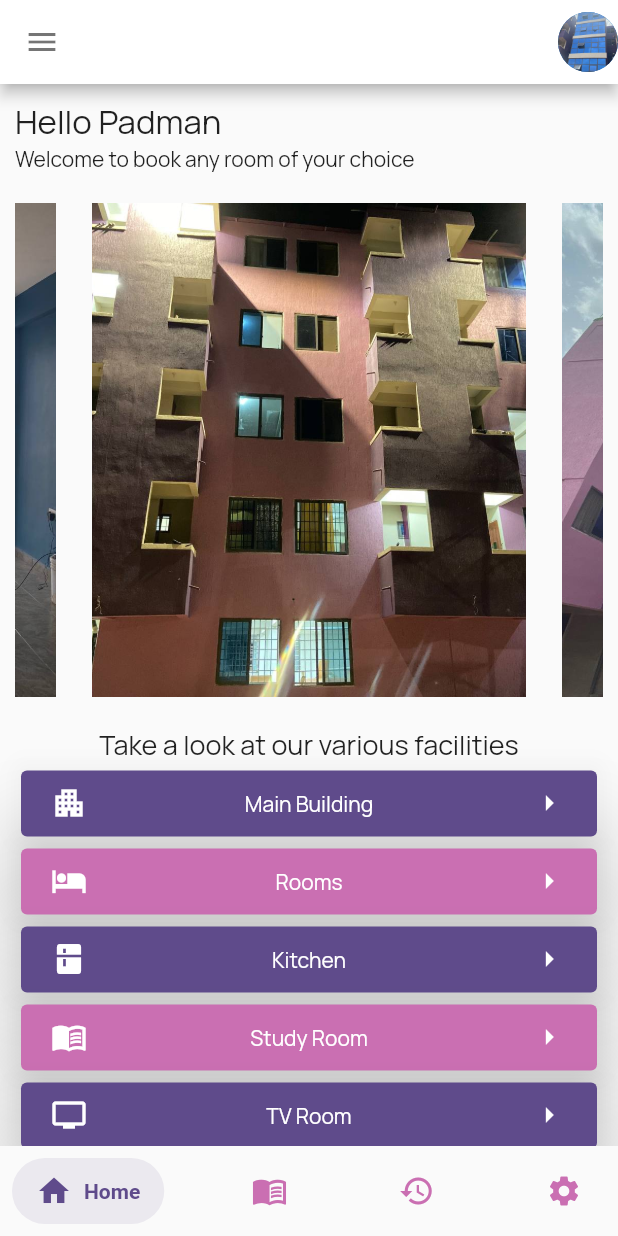
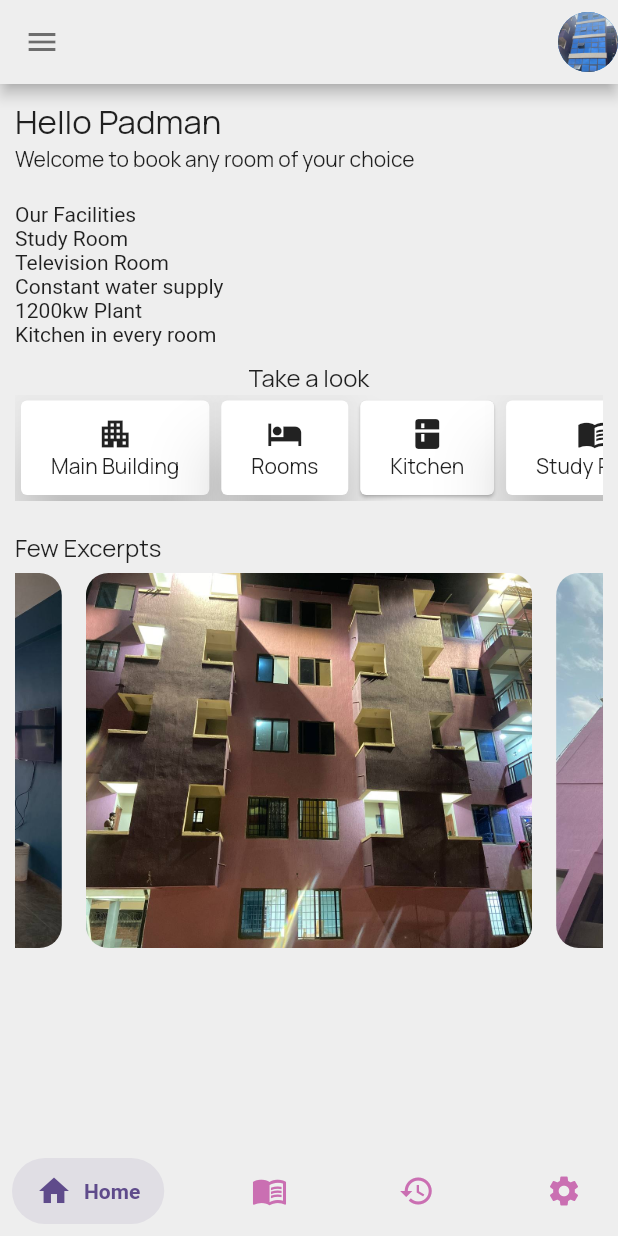
Before and after one commit to padman-1/fortune-royal-hostel-booking-app, a Flutter app: the HomePage screen opened directly, on a phone screen of 412 x 824 dp. Run offline on Flutter 3.47's test engine with Material 2 defaults, Android fonts, the phone set to English and light mode, and no system bars; drawn by our look-alikes of carousel_slider, salomon_bottom_bar; our stand-ins replace google_fonts.

Commit message:
home tab and home page modified

```diff
--- a/lib/pages/home/home_page.dart
+++ b/lib/pages/home/home_page.dart
@@ -26,12 +26,13 @@ class _HomePageState extends State<HomePage> {
   @override
   Widget build(BuildContext context) {
     return Scaffold(
+      backgroundColor: Colors.grey[200],
       appBar: AppBar(
         leading: const Icon(
           Icons.menu,
           color: Colors.black54,
         ),
-        backgroundColor: Colors.white,
+        backgroundColor: Colors.grey[200],
         actions: const [
           CircleAvatar(
             backgroundImage: AssetImage(
--- a/lib/pages/home/tabs/home_tab.dart
+++ b/lib/pages/home/tabs/home_tab.dart
@@ -28,202 +28,231 @@ class _HomeTabState extends State<HomeTab> {
     return SingleChildScrollView(
       physics: const BouncingScrollPhysics(),
       child: Container(
-          padding: const EdgeInsets.only(
-            left: 10,
-            right: 10,
-            top: 10,
-          ),
-          child: Column(
-            crossAxisAlignment: CrossAxisAlignment.start,
-            children: [
-              Text(
-                'Hello Padman',
-                style: GoogleFonts.manrope(
-                  fontSize: 22,
-                ),
+        padding: const EdgeInsets.only(
+          left: 10,
+          right: 10,
+          top: 10,
+        ),
+        child: Column(
+          crossAxisAlignment: CrossAxisAlignment.start,
+          children: [
+            Text(
+              'Hello Padman',
+              style: GoogleFonts.manrope(
+                fontSize: 22,
               ),
-              Text(
-                'Welcome to book any room of your choice',
-                style: GoogleFonts.manrope(
-                    // fontSize: 22,
-                    ),
+            ),
+            Text(
+              'Welcome to book any room of your choice',
+              style: GoogleFonts.manrope(
+                  // fontSize: 22,
+                  ),
+            ),
+            const SizedBox(
+              height: 20,
+            ),
+            Text('Our Facilities'),
+            Column(
+              crossAxisAlignment: CrossAxisAlignment.start,
+              children: const [
+                Text('Study Room'),
+                Text('Television Room'),
+                Text('Constant water supply'),
+                Text('1200kw Plant'),
+                Text('Kitchen in every room'),
+              ],
+            ),
+            const SizedBox(
+              height: 10,
+            ),
+            Center(
+              child: Text(
+                'Take a look',
+                style: GoogleFonts.manrope(fontSize: 16),
               ),
-              const SizedBox(
-                height: 20,
-              ),
-              CarouselSlider.builder(
-                itemCount: images.length,
-                itemBuilder: ((context, index, realIndex) {
-                  final urlImage = images[index];
-                  return buildImage(urlImage, index);
-                }),
-                options: CarouselOptions(
-                  height: devSize.height / 2.5,
-                  autoPlay: true,
-                  // enlargeCenterPage: true,
-                  // autoPlayInterval: Duration(seconds: 0),
-                ),
-              ),
-              const SizedBox(
-                height: 20,
-              ),
-              Center(
-                child: Text(
-                  'Take a look at our various facilities',
-                  style: GoogleFonts.manrope(fontSize: 18),
-                ),
-              ),
-              Column(
+            ),
+            SingleChildScrollView(
+              scrollDirection: Axis.horizontal,
+              physics: const BouncingScrollPhysics(),
+              child: Row(
                 children: [
                   Card(
-                    color: secondaryColor,
+                    // color: secondaryColor,
                     elevation: 20,
                     child: Padding(
                       padding: const EdgeInsets.symmetric(
                         horizontal: 20,
                         vertical: 10.0,
                       ),
-                      child: Row(
+                      child: Column(
                         mainAxisAlignment: MainAxisAlignment.spaceBetween,
                         children: [
                           const Icon(
                             Icons.apartment,
-                            color: Colors.white,
+                            // color: Colors.white,
                           ),
                           Text(
                             'Main Building',
                             style: GoogleFonts.manrope(
-                              color: Colors.white,
-                            ),
+                                // color: Colors.white,
+                                ),
                           ),
-                          const Icon(
-                            Icons.arrow_right,
-                            color: Colors.white,
-                          ),
+                          // const Icon(
+                          //   Icons.arrow_right,
+                          //   // color: Colors.white,
+                          // ),
                         ],
                       ),
                     ),
                   ),
                   Card(
-                    color: primaryColor,
+                    // color: primaryColor,
                     elevation: 20,
                     child: Padding(
                       padding: const EdgeInsets.symmetric(
                         horizontal: 20,
                         vertical: 10.0,
                       ),
-                      child: Row(
+                      child: Column(
                         mainAxisAlignment: MainAxisAlignment.spaceBetween,
                         children: [
                           const Icon(
                             Icons.hotel,
-                            color: Colors.white,
+                            // color: Colors.white,
                           ),
                           Text(
                             'Rooms',
                             style: GoogleFonts.manrope(
-                              color: Colors.white,
-                            ),
+                                // color: Colors.white,
+                                ),
                           ),
-                          const Icon(
-                            Icons.arrow_right,
-                            color: Colors.white,
-                          ),
+                          // const Icon(
+                          //   Icons.arrow_right,
+                          //   // color: Colors.white,
+                          // ),
                         ],
                       ),
                     ),
                   ),
                   Card(
-                    color: secondaryColor,
+                    // color: secondaryColor,
+                    // elevation: 20,
+                    child: Padding(
+                      padding: const EdgeInsets.symmetric(
+                        horizontal: 20,
+                        vertical: 10.0,
+                      ),
+                      child: Column(
+                        mainAxisAlignment: MainAxisAlignment.spaceBetween,
+                        children: [
+                          const Icon(
+                            Icons.kitchen,
+                            // color: Colors.white,
+                          ),
+                          Text(
+                            'Kitchen',
+                            style: GoogleFonts.manrope(
+                                // color: Colors.white,
+                                ),
+                          ),
+                          //   const Icon(
+                          //     Icons.arrow_right,
+                          //     // color: Colors.white,
+                          //   ),
+                        ],
+                      ),
+                    ),
+                  ),
+                  Card(
+                    // color: primaryColor,
                     elevation: 20,
                     child: Padding(
                       padding: const EdgeInsets.symmetric(
                         horizontal: 20,
                         vertical: 10.0,
                       ),
-                      child: Row(
+                      child: Column(
                         mainAxisAlignment: MainAxisAlignment.spaceBetween,
                         children: [
                           const Icon(
-                            Icons.kitchen,
-                            color: Colors.white,
+                            Icons.menu_book,
+                            // color: Colors.white,
                           ),
                           Text(
-                            'Kitchen',
+                            'Study Room',
                             style: GoogleFonts.manrope(
-                              color: Colors.white,
-                            ),
+                                // color: Colors.white,
+                                ),
                           ),
-                          const Icon(
-                            Icons.arrow_right,
-                            color: Colors.white,
-                          ),
+                          // const Icon(
+                          //   Icons.arrow_right,
+                          //   // color: Colors.white,
+                          // ),
                         ],
                       ),
                     ),
                   ),
                   Card(
-                    color: primaryColor,
+                    // color: secondaryColor,
                     elevation: 20,
                     child: Padding(
                       padding: const EdgeInsets.symmetric(
                         horizontal: 20,
                         vertical: 10.0,
                       ),
-                      child: Row(
-                        mainAxisAlignment: MainAxisAlignment.spaceBetween,
-                        children: [
-                          const Icon(
-                            Icons.menu_book,
-                            color: Colors.white,
-                          ),
-                          Text(
-                            'Study Room',
-                            style: GoogleFonts.manrope(
-                              color: Colors.white,
-                            ),
-                          ),
-                          const Icon(
-                            Icons.arrow_right,
-                            color: Colors.white,
-                          ),
-                        ],
-                      ),
-                    ),
-                  ),
-                  Card(
-                    color: secondaryColor,
-                    elevation: 20,
-                    child: Padding(
-                      padding: const EdgeInsets.symmetric(
-                        horizontal: 20,
-                        vertical: 10.0,
-                      ),
-                      child: Row(
+                      child: Column(
                         mainAxisAlignment: MainAxisAlignment.spaceBetween,
                         children: [
                           const Icon(
                             Icons.tv,
-                            color: Colors.white,
+                            // color: Colors.white,
                           ),
                           Text(
                             'TV Room',
                             style: GoogleFonts.manrope(
-                              color: Colors.white,
-                            ),
+                                // color: Colors.white,
+                                ),
                           ),
-                          const Icon(
-                            Icons.arrow_right,
-                            color: Colors.white,
-                          ),
+                          // const Icon(
+                          //   Icons.arrow_right,
+                          //   color: Colors.white,
+                          // ),
                         ],
                       ),
                     ),
                   ),
                 ],
               ),
-            ],
-          )),
+            ),
+            const SizedBox(
+              height: 20,
+            ),
+            Text(
+              'Few Excerpts',
+              style: GoogleFonts.manrope(fontSize: 16),
+            ),
+            const SizedBox(
+              height: 6,
+            ),
+            CarouselSlider.builder(
+              itemCount: images.length,
+              itemBuilder: ((context, index, realIndex) {
+                final urlImage = images[index];
+                return buildImage(urlImage, index);
+              }),
+              options: CarouselOptions(
+                height: 250,
+                autoPlay: true,
+                // enlargeCenterPage: true,
+                // autoPlayInterval: Duration(seconds: 0),
+              ),
+            ),
+            const SizedBox(
+              height: 20,
+            ),
+          ],
+        ),
+      ),
     );
   }
 
@@ -232,13 +261,17 @@ class _HomeTabState extends State<HomeTab> {
     return Container(
       width: devSize.width / 1.2,
       margin: const EdgeInsets.symmetric(
-        horizontal: 12,
+        horizontal: 8,
+      ),
+      decoration: BoxDecoration(
+        // border: Border.all(),
+        borderRadius: BorderRadius.circular(15),
+        image: DecorationImage(
+          image: AssetImage(urlImage),
+          fit: BoxFit.cover,
+        ),
       ),
       // color: Colors.grey,
-      child: Image(
-        image: AssetImage(urlImage),
-        fit: BoxFit.cover,
-      ),
     );
   }
 }
```
